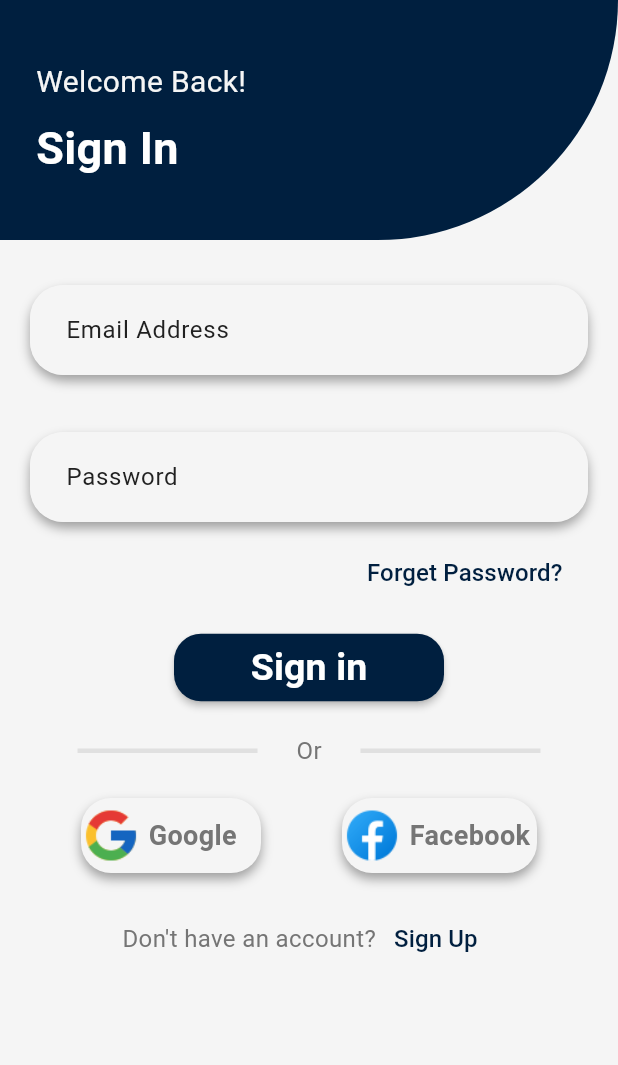
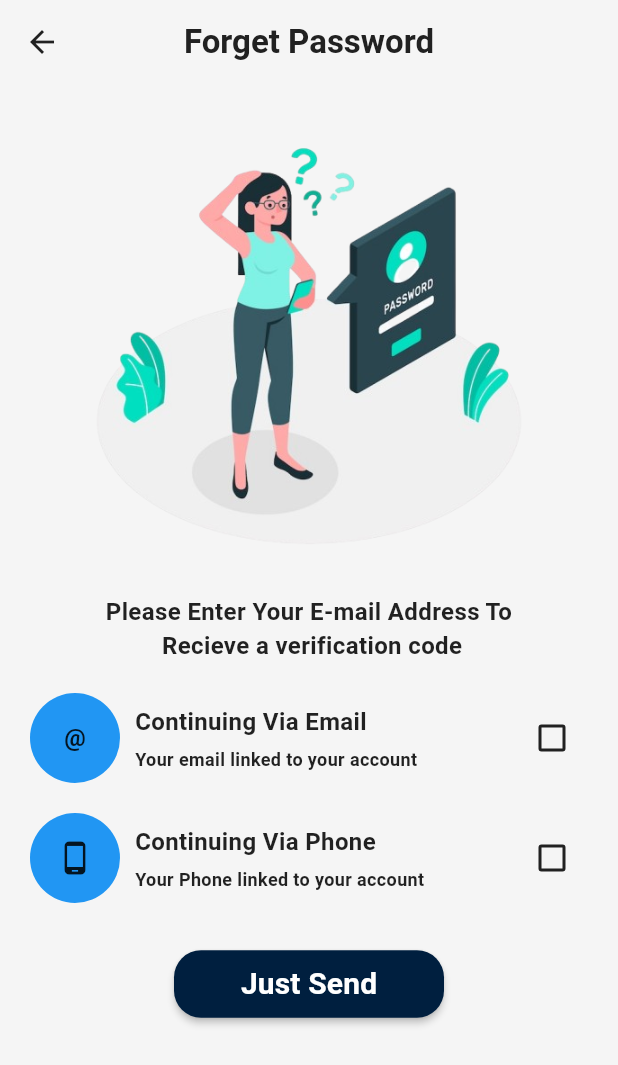
Before and after one commit to rawanhassan55/Tripi_x, a Flutter app: the SigninView screen opened directly, after a tap on "Forget Password?", on a phone screen of 412 x 824 dp. Shown: the top 1065 px of the screen. Run offline on Flutter 3.47's test engine with Material 3 defaults, Android fonts, the phone set to English and light mode, and no system bars.

Commit message:
initial commit

```diff
--- /dev/null
+++ b/lib/views/driver_view/views/forget_pass_view.dart
@@ -0,0 +1,160 @@
+import 'package:flutter/material.dart';
+import 'package:tripi_x/styles/colors.dart';
+import 'package:tripi_x/views/driver_view/views/verify_email.dart';
+import 'package:tripi_x/widgets/custom_button.dart';
+
+class ForgetPassView extends StatefulWidget {
+  const ForgetPassView({super.key});
+
+  @override
+  State<ForgetPassView> createState() => _ForgetPassViewState();
+}
+
+class _ForgetPassViewState extends State<ForgetPassView> {
+  bool isEmailChecked = false;
+  bool isPhoneChecked = false;
+  @override
+  Widget build(BuildContext context) {
+    return Scaffold(
+      appBar: AppBar(
+        centerTitle: true,
+        title: Text(
+          "Forget Password",
+          style: TextStyle(fontWeight: FontWeight.bold),
+        ),
+      ),
+      body: Padding(
+        padding: const EdgeInsets.all(20.0),
+        child: Column(
+          mainAxisAlignment: MainAxisAlignment.start,
+          children: [
+            SizedBox(
+              width: double.infinity,
+              height: 300,
+              child: Image.asset("assets/images/forgot-passwordd.png"),
+            ),
+            const SizedBox(height: 20),
+            Center(
+              child: const Text(
+                "Please Enter Your E-mail Address To \n Recieve a verification code",
+                textAlign: TextAlign.center,
+                style: TextStyle(fontSize: 16, fontWeight: FontWeight.bold),
+              ),
+            ),
+            const SizedBox(height: 20),
+            Row(
+              children: [
+                Container(
+                  width: 60,
+                  height: 60,
+                  decoration: BoxDecoration(
+                    borderRadius: BorderRadius.circular(30),
+                    color: AppColors.info,
+                  ),
+                  child: const Center(
+                    child: Text(
+                      "@",
+                      style: TextStyle(
+                        fontSize: 16,
+                        fontWeight: FontWeight.bold,
+                      ),
+                    ),
+                  ),
+                ),
+                const SizedBox(width: 10),
+                Column(
+                  crossAxisAlignment: CrossAxisAlignment.start,
+                  children: [
+                    Text(
+                      "Continuing Via Email",
+                      style: TextStyle(
+                        fontSize: 16,
+                        fontWeight: FontWeight.bold,
+                      ),
+                    ),
+                    const SizedBox(height: 5),
+                    Text(
+                      "Your email linked to your account",
+                      style: TextStyle(
+                        fontSize: 12,
+                        fontWeight: FontWeight.bold,
+                      ),
+                    ),
+                  ],
+                ),
+                Spacer(flex: 1),
+                Checkbox(
+                  value: isEmailChecked,
+                  onChanged: (bool? value) {
+                    setState(() {
+                      isEmailChecked = value ?? false;
+                    });
+                  },
+                ),
+              ],
+            ),
+            const SizedBox(height: 20),
+            Row(
+              children: [
+                Container(
+                  width: 60,
+                  height: 60,
+                  decoration: BoxDecoration(
+                    borderRadius: BorderRadius.circular(30),
+                    color: AppColors.info,
+                  ),
+                  child: const Center(child: Icon(Icons.phone_android)),
+                ),
+                const SizedBox(width: 10),
+                Column(
+                  crossAxisAlignment: CrossAxisAlignment.start,
+                  children: [
+                    Text(
+                      "Continuing Via Phone",
+                      style: TextStyle(
+                        fontSize: 16,
+                        fontWeight: FontWeight.bold,
+                      ),
+                    ),
+                    const SizedBox(height: 5),
+                    Text(
+                      "Your Phone linked to your account",
+                      style: TextStyle(
+                        fontSize: 12,
+                        fontWeight: FontWeight.bold,
+                      ),
+                    ),
+                  ],
+                ),
+                Spacer(flex: 1),
+                Checkbox(
+                  value: isPhoneChecked,
+                  onChanged: (bool? value) {
+                    setState(() {
+                      isPhoneChecked = value ?? false;
+                    });
+                  },
+                ),
+              ],
+            ),
+            const SizedBox(height: 30),
+            ChooseButton(
+              text: "Just Send",
+              fontSize: 20,
+              onPressed: () {
+                Navigator.push(
+                  context,
+                  MaterialPageRoute(
+                    builder: (context) {
+                      return VerifyEmail();
+                    },
+                  ),
+                );
+              },
+            ),
+          ],
+        ),
+      ),
+    );
+  }
+}
--- a/lib/views/driver_view/views/signin_view.dart
+++ b/lib/views/driver_view/views/signin_view.dart
@@ -1,5 +1,7 @@
 import 'package:flutter/material.dart';
 import 'package:tripi_x/styles/colors.dart';
+import 'package:tripi_x/views/driver_view/views/forget_pass_view.dart';
+import 'package:tripi_x/views/driver_view/views/signup_view.dart';
 import 'package:tripi_x/widgets/custom_button.dart';
 import 'package:tripi_x/widgets/sign_banner.dart';
 import 'package:tripi_x/widgets/text_field.dart';
@@ -31,7 +33,16 @@ class SigninView extends StatelessWidget {
               mainAxisAlignment: MainAxisAlignment.end,
               children: [
                 TextButton(
-                  onPressed: () {},
+                  onPressed: () {
+                    Navigator.push(
+                      context,
+                      MaterialPageRoute(
+                        builder: (context) {
+                          return ForgetPassView();
+                        },
+                      ),
+                    );
+                  },
                   child: Text(
                     "Forget Password?",
                     style: TextStyle(
@@ -44,7 +55,7 @@ class SigninView extends StatelessWidget {
             ),
           ),
           SizedBox(height: 15),
-          ChooseButton(text: "Sign in"),
+          ChooseButton(text: "Sign in", fontSize: 16),
           SizedBox(height: 20),
           Row(
             mainAxisAlignment: MainAxisAlignment.center,
@@ -150,7 +161,16 @@ class SigninView extends StatelessWidget {
                 style: TextStyle(fontSize: 16, color: AppColors.grey600),
               ),
               TextButton(
-                onPressed: () {},
+                onPressed: () {
+                  Navigator.push(
+                    context,
+                    MaterialPageRoute(
+                      builder: (context) {
+                        return SignupView();
+                      },
+                    ),
+                  );
+                },
                 child: Text(
                   "Sign Up",
                   style: TextStyle(
--- a/lib/views/welcome_view/choose_option_view.dart
+++ b/lib/views/welcome_view/choose_option_view.dart
@@ -20,6 +20,7 @@ class ChooseOptionScreen extends StatelessWidget {
         ),
         const SizedBox(height: 20),
         ChooseButton(
+          fontSize: 18,
           text: 'Driver',
           onPressed: () {
             Navigator.push(
@@ -29,7 +30,7 @@ class ChooseOptionScreen extends StatelessWidget {
           },
         ),
         const SizedBox(height: 25),
-        ChooseButton(text: 'Passenger'),
+        ChooseButton(text: 'Passenger', fontSize: 18),
       ],
     );
   }
--- a/lib/widgets/custom_button.dart
+++ b/lib/widgets/custom_button.dart
@@ -1,9 +1,15 @@
 import 'package:flutter/material.dart';
 
 class ChooseButton extends StatelessWidget {
-  const ChooseButton({super.key, required this.text, this.onPressed});
+  const ChooseButton({
+    super.key,
+    required this.text,
+    this.onPressed,
+    required this.fontSize,
+  });
   final String text;
   final VoidCallback? onPressed;
+  final double fontSize;
   @override
   Widget build(BuildContext context) {
     return MaterialButton(
@@ -17,7 +23,7 @@ class ChooseButton extends StatelessWidget {
       child: Text(
         text,
         style: TextStyle(
-          fontSize: 25,
+          fontSize: fontSize,
           fontWeight: FontWeight.bold,
           color: Colors.white,
         ),
--- a/pubspec.yaml
+++ b/pubspec.yaml
@@ -70,7 +70,7 @@ flutter:
   assets:
     - assets/images/backgrounds/
     - assets/icons/
-
+    - assets/images/
   # An image asset can refer to one or more resolution-specific "variants", see
   # https://flutter.dev/to/resolution-aware-images
 
```
Also changed, not shown: lib/views/driver_view/views/create_pass_view.dart (added, +52 -0 lines), lib/views/driver_view/views/signup_view.dart (added, +20 -0 lines), lib/views/driver_view/views/verify_email.dart (added, +90 -0 lines), assets/images/forgot-password.jpg (added), assets/images/forgot-passwordd.png (added), assets/images/secure-login.png (added), assets/images/two-ver.png (added).
